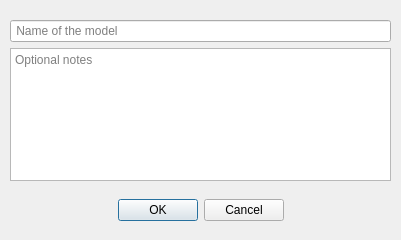
The window that newmodeldlg.ui (Obson/MicroSim-GUI) describes before a commit, drawn with Qt 5.
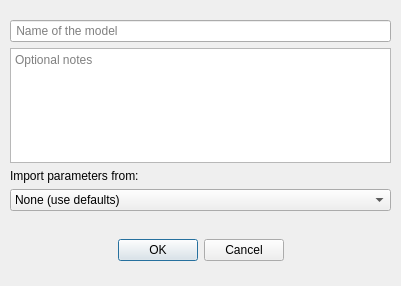
The same window after the commit.

Commit message: Added ability to import params into new model; govt-supp business now claims additional funding if it cannot pay its employees

The edit to the form file:
```diff
--- a/newmodeldlg.ui
+++ b/newmodeldlg.ui
@@ -7,7 +7,7 @@
     <x>0</x>
     <y>0</y>
     <width>401</width>
-    <height>240</height>
+    <height>286</height>
    </rect>
   </property>
   <property name="windowTitle">
@@ -20,7 +20,7 @@
    <property name="geometry">
     <rect>
      <x>10</x>
-     <y>190</y>
+     <y>230</y>
      <width>381</width>
      <height>41</height>
     </rect>
@@ -35,13 +35,13 @@
     <bool>true</bool>
    </property>
   </widget>
-  <widget class="QWidget" name="">
+  <widget class="QWidget" name="layoutWidget">
    <property name="geometry">
     <rect>
      <x>10</x>
      <y>20</y>
      <width>381</width>
-     <height>161</height>
+     <height>191</height>
     </rect>
    </property>
    <layout class="QVBoxLayout" name="verticalLayout">
@@ -77,6 +77,28 @@
       </property>
      </widget>
     </item>
+    <item>
+     <widget class="QLabel" name="label">
+      <property name="text">
+       <string>Import parameters from:</string>
+      </property>
+     </widget>
+    </item>
+    <item>
+     <widget class="QComboBox" name="comboBox">
+      <property name="currentText">
+       <string>None (use defaults)</string>
+      </property>
+      <property name="currentIndex">
+       <number>0</number>
+      </property>
+      <item>
+       <property name="text">
+        <string>None (use defaults)</string>
+       </property>
+      </item>
+     </widget>
+    </item>
    </layout>
   </widget>
  </widget>
```
The commit also changes 10 other files.
